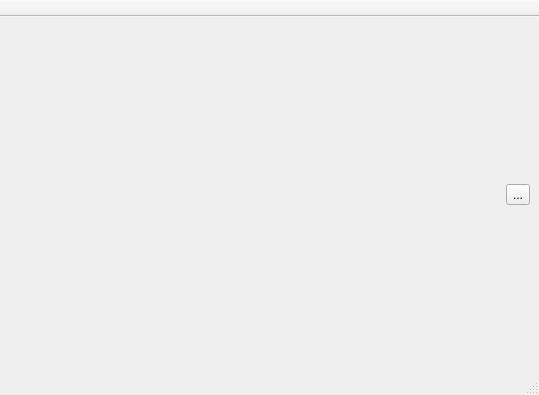
Old version of the form main.ui in the repository Benlamar/VideoPlayerWithTimeline.
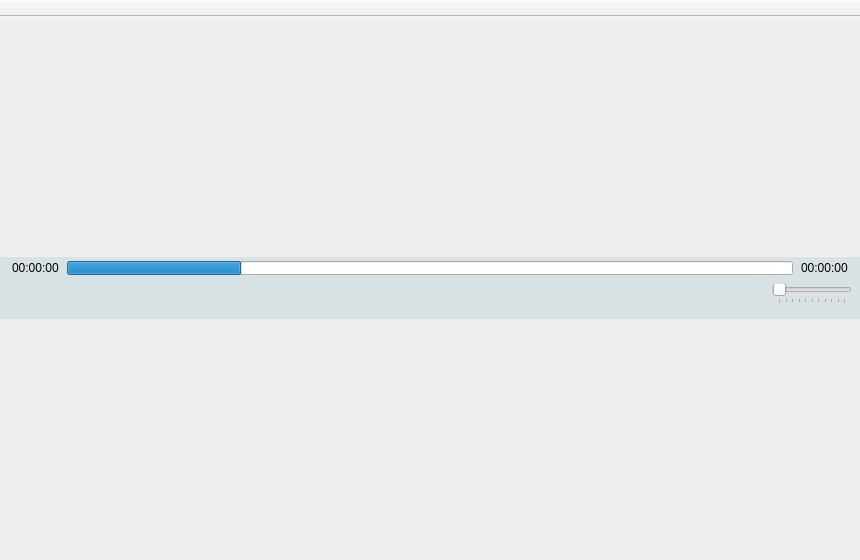
New version of the form. Icons and pictures are not drawn.

```diff
--- a/main.ui
+++ b/main.ui
@@ -6,8 +6,8 @@
    <rect>
     <x>0</x>
     <y>0</y>
-    <width>539</width>
-    <height>395</height>
+    <width>860</width>
+    <height>560</height>
    </rect>
   </property>
   <property name="windowTitle">
@@ -33,36 +33,359 @@
     <property name="bottomMargin">
      <number>0</number>
     </property>
+    <property name="spacing">
+     <number>0</number>
+    </property>
     <item row="0" column="0">
-     <layout class="QGridLayout" name="videoLayout"/>
+     <layout class="QGridLayout" name="videoLayout">
+      <property name="spacing">
+       <number>0</number>
+      </property>
+     </layout>
     </item>
     <item row="1" column="0">
-     <widget class="QWidget" name="horizontalWidget" native="true">
+     <widget class="QWidget" name="bottomWidget" native="true">
       <property name="sizePolicy">
        <sizepolicy hsizetype="Preferred" vsizetype="Maximum">
         <horstretch>0</horstretch>
         <verstretch>0</verstretch>
        </sizepolicy>
       </property>
-      <layout class="QHBoxLayout" name="horizontalLayout">
+      <property name="styleSheet">
+       <string notr="true">*{
+	background:None;
+}
+#bottomWidget{
+	background-color:rgb(216, 226, 229);
+}</string>
+      </property>
+      <layout class="QVBoxLayout" name="verticalLayout">
+       <property name="spacing">
+        <number>0</number>
+       </property>
+       <property name="leftMargin">
+        <number>0</number>
+       </property>
+       <property name="topMargin">
+        <number>0</number>
+       </property>
+       <property name="rightMargin">
+        <number>0</number>
+       </property>
+       <property name="bottomMargin">
+        <number>0</number>
+       </property>
        <item>
-        <spacer name="horizontalSpacer">
-         <property name="orientation">
-          <enum>Qt::Horizontal</enum>
+        <widget class="QFrame" name="progressFrame">
+         <property name="sizePolicy">
+          <sizepolicy hsizetype="Preferred" vsizetype="Maximum">
+           <horstretch>0</horstretch>
+           <verstretch>0</verstretch>
+          </sizepolicy>
          </property>
-         <property name="sizeHint" stdset="0">
-          <size>
-           <width>40</width>
-           <height>20</height>
-          </size>
-         </property>
-        </spacer>
+         <layout class="QHBoxLayout" name="horizontalLayout">
+          <property name="spacing">
+           <number>8</number>
+          </property>
+          <property name="leftMargin">
+           <number>12</number>
+          </property>
+          <property name="topMargin">
+           <number>4</number>
+          </property>
+          <property name="rightMargin">
+           <number>12</number>
+          </property>
+          <property name="bottomMargin">
+           <number>0</number>
+          </property>
+          <item>
+           <widget class="QLabel" name="startTimeLabel">
+            <property name="text">
+             <string>00:00:00</string>
+            </property>
+           </widget>
+          </item>
+          <item>
+           <widget class="QProgressBar" name="progressBar">
+            <property name="maximumSize">
+             <size>
+              <width>16777215</width>
+              <height>14</height>
+             </size>
+            </property>
+            <property name="styleSheet">
+             <string notr="true">background: None;</string>
+            </property>
+            <property name="value">
+             <number>24</number>
+            </property>
+            <property name="textVisible">
+             <bool>false</bool>
+            </property>
+            <property name="format">
+             <string/>
+            </property>
+           </widget>
+          </item>
+          <item>
+           <widget class="QLabel" name="endTimeLabel">
+            <property name="text">
+             <string>00:00:00</string>
+            </property>
+           </widget>
+          </item>
+         </layout>
+        </widget>
        </item>
        <item>
-        <widget class="QToolButton" name="toolButton">
-         <property name="text">
-          <string>...</string>
+        <widget class="QFrame" name="controlFrame">
+         <property name="sizePolicy">
+          <sizepolicy hsizetype="Preferred" vsizetype="Maximum">
+           <horstretch>0</horstretch>
+           <verstretch>0</verstretch>
+          </sizepolicy>
          </property>
+         <property name="styleSheet">
+          <string notr="true"/>
+         </property>
+         <layout class="QHBoxLayout" name="horizontalLayout_2">
+          <property name="leftMargin">
+           <number>8</number>
+          </property>
+          <property name="topMargin">
+           <number>2</number>
+          </property>
+          <property name="rightMargin">
+           <number>8</number>
+          </property>
+          <property name="bottomMargin">
+           <number>8</number>
+          </property>
+          <item>
+           <widget class="QPushButton" name="playButton">
+            <property name="minimumSize">
+             <size>
+              <width>34</width>
+              <height>34</height>
+             </size>
+            </property>
+            <property name="maximumSize">
+             <size>
+              <width>34</width>
+              <height>34</height>
+             </size>
+            </property>
+            <property name="baseSize">
+             <size>
+              <width>30</width>
+              <height>30</height>
+             </size>
+            </property>
+            <property name="toolTip">
+             <string>play/pause</string>
+            </property>
+            <property name="text">
+             <string/>
+            </property>
+            <property name="icon">
+             <iconset>
+              <normaloff>play.png</normaloff>play.png</iconset>
+            </property>
+            <property name="flat">
+             <bool>true</bool>
+            </property>
+           </widget>
+          </item>
+          <item>
+           <widget class="QPushButton" name="stopButton">
+            <property name="minimumSize">
+             <size>
+              <width>34</width>
+              <height>34</height>
+             </size>
+            </property>
+            <property name="maximumSize">
+             <size>
+              <width>34</width>
+              <height>34</height>
+             </size>
+            </property>
+            <property name="baseSize">
+             <size>
+              <width>30</width>
+              <height>30</height>
+             </size>
+            </property>
+            <property name="toolTip">
+             <string>stop</string>
+            </property>
+            <property name="text">
+             <string/>
+            </property>
+            <property name="icon">
+             <iconset>
+              <normaloff>stop.png</normaloff>stop.png</iconset>
+            </property>
+            <property name="flat">
+             <bool>true</bool>
+            </property>
+           </widget>
+          </item>
+          <item>
+           <widget class="QPushButton" name="previousButton">
+            <property name="minimumSize">
+             <size>
+              <width>34</width>
+              <height>34</height>
+             </size>
+            </property>
+            <property name="maximumSize">
+             <size>
+              <width>34</width>
+              <height>34</height>
+             </size>
+            </property>
+            <property name="baseSize">
+             <size>
+              <width>30</width>
+              <height>30</height>
+             </size>
+            </property>
+            <property name="toolTip">
+             <string>previous</string>
+            </property>
+            <property name="text">
+             <string/>
+            </property>
+            <property name="icon">
+             <iconset>
+              <normaloff>previous.png</normaloff>previous.png</iconset>
+            </property>
+            <property name="flat">
+             <bool>true</bool>
+            </property>
+           </widget>
+          </item>
+          <item>
+           <widget class="QPushButton" name="nextButton">
+            <property name="minimumSize">
+             <size>
+              <width>34</width>
+              <height>34</height>
+             </size>
+            </property>
+            <property name="maximumSize">
+             <size>
+              <width>34</width>
+              <height>34</height>
+             </size>
+            </property>
+            <property name="baseSize">
+             <size>
+              <width>30</width>
+              <height>30</height>
+             </size>
+            </property>
+            <property name="toolTip">
+             <string>next</string>
+            </property>
+            <property name="text">
+             <string/>
+            </property>
+            <property name="icon">
+             <iconset>
+              <normaloff>next.png</normaloff>next.png</iconset>
+            </property>
+            <property name="flat">
+             <bool>true</bool>
+            </property>
+           </widget>
+          </item>
+          <item>
+           <spacer name="horizontalSpacer">
+            <property name="orientation">
+             <enum>Qt::Horizontal</enum>
+            </property>
+            <property name="sizeHint" stdset="0">
+             <size>
+              <width>40</width>
+              <height>20</height>
+             </size>
+            </property>
+           </spacer>
+          </item>
+          <item>
+           <widget class="QPushButton" name="playlistButton">
+            <property name="maximumSize">
+             <size>
+              <width>34</width>
+              <height>34</height>
+             </size>
+            </property>
+            <property name="baseSize">
+             <size>
+              <width>30</width>
+              <height>30</height>
+             </size>
+            </property>
+            <property name="toolTip">
+             <string>playlist</string>
+            </property>
+            <property name="text">
+             <string/>
+            </property>
+            <property name="icon">
+             <iconset>
+              <normaloff>playlist.png</normaloff>playlist.png</iconset>
+            </property>
+            <property name="iconSize">
+             <size>
+              <width>20</width>
+              <height>20</height>
+             </size>
+            </property>
+            <property name="flat">
+             <bool>true</bool>
+            </property>
+           </widget>
+          </item>
+          <item>
+           <spacer name="horizontalSpacer_2">
+            <property name="orientation">
+             <enum>Qt::Horizontal</enum>
+            </property>
+            <property name="sizeType">
+             <enum>QSizePolicy::Maximum</enum>
+            </property>
+            <property name="sizeHint" stdset="0">
+             <size>
+              <width>10</width>
+              <height>20</height>
+             </size>
+            </property>
+           </spacer>
+          </item>
+          <item>
+           <widget class="QSlider" name="volumeSlider">
+            <property name="maximumSize">
+             <size>
+              <width>80</width>
+              <height>16777215</height>
+             </size>
+            </property>
+            <property name="maximum">
+             <number>100</number>
+            </property>
+            <property name="orientation">
+             <enum>Qt::Horizontal</enum>
+            </property>
+            <property name="tickPosition">
+             <enum>QSlider::TicksBelow</enum>
+            </property>
+           </widget>
+          </item>
+         </layout>
         </widget>
        </item>
       </layout>
@@ -75,12 +398,11 @@
     <rect>
      <x>0</x>
      <y>0</y>
-     <width>539</width>
+     <width>860</width>
      <height>21</height>
     </rect>
    </property>
   </widget>
-  <widget class="QStatusBar" name="statusbar"/>
   <widget class="QToolBar" name="toolBar">
    <property name="windowTitle">
     <string>toolBar</string>
```
